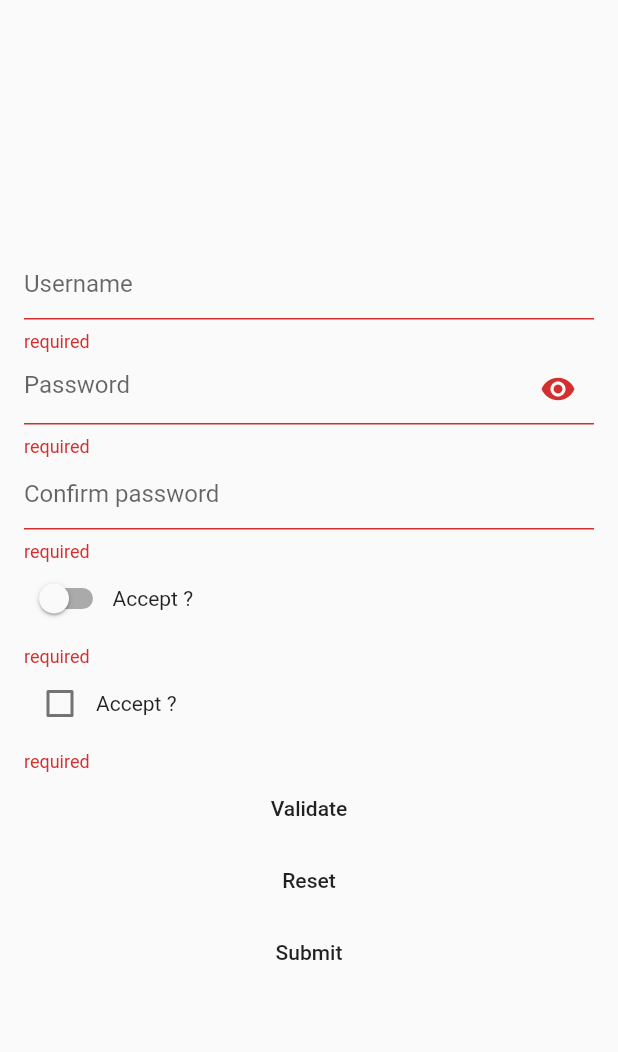
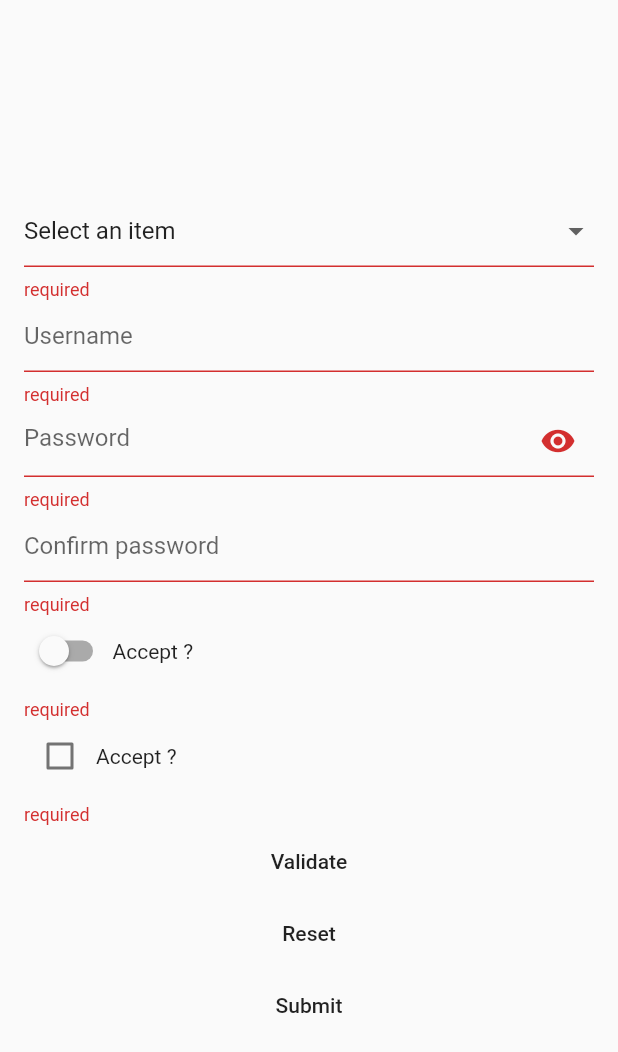
Before and after one commit to Bilik-fr/flutter_floc, a Flutter app: the screen it shows after launch, after a tap on "Validate", on a phone screen of 412 x 824 dp. Shown: the top 1052 px of the screen. Run offline on Flutter 3.47's test engine with Material 2 defaults, Android fonts, the phone set to English and light mode, and no system bars; our stand-ins replace equatable, flutter_bloc; missing offline and left inert: bloc_test.

Commit message:
feat: implementing widget for dropdown selector

```diff
--- a/example/lib/blocs/example_form_bloc.dart
+++ b/example/lib/blocs/example_form_bloc.dart
@@ -3,12 +3,27 @@ import 'package:flutter_floc_example/validator.dart';
 
 class ExampleFormBloc extends FormBloc<String> {
   ExampleFormBloc() {
-    addFields([password, username, confirmPassword, accept, accept2]);
+    addFields([
+      password,
+      username,
+      dropdown,
+      confirmPassword,
+      acceptSwitch,
+      acceptCheckbox
+    ]);
   }
 
   static final username = FormField<String>(
     name: 'username',
     initialValue: '',
+    validators: [
+      FieldValidator(Validator.required),
+    ],
+  );
+
+  static final dropdown = FormField<int?>(
+    name: 'dropdown',
+    initialValue: null,
     validators: [
       FieldValidator(Validator.required),
     ],
@@ -35,7 +50,7 @@ class ExampleFormBloc extends FormBloc<String> {
     ],
   );
 
-  static final accept = FormField<bool>(
+  static final acceptSwitch = FormField<bool>(
     name: 'acceptSwitch',
     initialValue: false,
     validators: [
@@ -43,7 +58,7 @@ class ExampleFormBloc extends FormBloc<String> {
     ],
   );
 
-  static final accept2 = FormField<bool>(
+  static final acceptCheckbox = FormField<bool>(
     name: 'acceptCheckbox',
     initialValue: false,
     validators: [
@@ -53,6 +68,7 @@ class ExampleFormBloc extends FormBloc<String> {
 
   @override
   void onSubmit(fields) async {
+    print('dropdown: ${fields['dropdown']}');
     print('username: ${fields['username']}');
     print('password: ${fields['password']}');
     print('confirmPassword: ${fields['confirmPassword']}');
--- a/example/lib/main.dart
+++ b/example/lib/main.dart
@@ -54,6 +54,19 @@ class ExampleForm extends StatelessWidget {
       child: Column(
         mainAxisAlignment: MainAxisAlignment.center,
         children: <Widget>[
+          DropdownButtonFormFieldBlocBuilder<ExampleFormBloc>(
+              fieldName: 'dropdown',
+              itemsBuilder: (items) {
+                return items
+                    .map((item) => DropdownMenuItem(
+                          child: Text(item != null
+                              ? item.toString()
+                              : 'Select an item'),
+                          value: item,
+                        ))
+                    .toList();
+              },
+              items: [null, 1, 2, 3, 4, 6]),
           TextFieldBlocBuilder<ExampleFormBloc>(
             fieldName: 'username',
             decoration: InputDecoration(hintText: 'Username'),
--- a/lib/flutter_floc.dart
+++ b/lib/flutter_floc.dart
@@ -10,3 +10,4 @@ export 'src/form_bloc_test.dart';
 export 'src/text_field_bloc_builder.dart';
 export 'src/checkbox_field_bloc_builder.dart';
 export 'src/switch_field_bloc_builder.dart';
+export "src/dropdown_button_field_bloc_builder.dart";
--- a/lib/src/blocs/form/form_bloc.dart
+++ b/lib/src/blocs/form/form_bloc.dart
@@ -120,6 +120,7 @@ abstract class FormBloc<Response>
     stateSnapshot.fields.forEach((fieldName, field) {
       field.reset();
     });
+
     emit(stateSnapshot);
   }
 
--- /dev/null
+++ b/lib/src/dropdown_button_field_bloc_builder.dart
@@ -0,0 +1,103 @@
+import 'package:flutter/material.dart';
+import 'package:flutter_bloc/flutter_bloc.dart';
+import 'package:flutter_floc/flutter_floc.dart';
+
+class DropdownButtonFormFieldBlocBuilder<T extends FormBloc>
+    extends StatelessWidget {
+  final String fieldName;
+  final List<Object?> items;
+  final Widget? hint;
+  final InputDecoration? decoration;
+  final List<DropdownMenuItem<Object>> Function(List<Object?>) itemsBuilder;
+  final AlignmentGeometry? alignment;
+  final VoidCallback? onTap;
+  final int elevation = 8;
+  final TextStyle? style;
+  final Widget? icon;
+  final Color? iconDisabledColor;
+  final Color? iconEnabledColor;
+  final double iconSize = 24.0;
+  final bool isDense = true;
+  final bool isExpanded = false;
+  final double? itemHeight;
+  final Color? focusColor;
+  final FocusNode? focusNode;
+  final bool autofocus = false;
+  final Color? dropdownColor;
+  final AutovalidateMode? autovalidateMode;
+  final double? menuMaxHeight;
+  final bool? enableFeedback;
+  final BorderRadius? borderRadius;
+
+  const DropdownButtonFormFieldBlocBuilder({
+    Key? key,
+    required this.fieldName,
+    required this.items,
+    this.hint,
+    this.decoration,
+    required this.itemsBuilder,
+    this.alignment,
+    this.onTap,
+    this.style,
+    this.icon,
+    this.iconDisabledColor,
+    this.iconEnabledColor,
+    this.itemHeight,
+    this.focusColor,
+    this.focusNode,
+    this.dropdownColor,
+    this.autovalidateMode,
+    this.menuMaxHeight,
+    this.enableFeedback,
+    this.borderRadius,
+  }) : super(key: key);
+
+  @override
+  Widget build(BuildContext context) {
+    return BlocBuilder<T, FormBlocState>(
+      buildWhen: (previous, current) =>
+          previous.fields[this.fieldName] != current.fields[this.fieldName],
+      builder: (context, state) {
+        print(items);
+        return DropdownButtonFormField(
+          decoration: _buildDecoration(context, decoration),
+          items: itemsBuilder(items),
+          hint: hint,
+          onChanged: (value) =>
+              context.read<T>().updateField(this.fieldName, value),
+          value: state.fields[this.fieldName]?.value,
+          onTap: onTap,
+          style: style,
+          icon: icon,
+          iconDisabledColor: iconDisabledColor,
+          iconEnabledColor: iconEnabledColor,
+          iconSize: iconSize,
+          isDense: isDense,
+          isExpanded: isExpanded,
+          itemHeight: itemHeight,
+          focusColor: focusColor,
+          focusNode: focusNode,
+          autofocus: autofocus,
+          dropdownColor: dropdownColor,
+          autovalidateMode: autovalidateMode,
+          menuMaxHeight: menuMaxHeight,
+          enableFeedback: enableFeedback,
+          borderRadius: borderRadius,
+        );
+      },
+    );
+  }
+
+  InputDecoration _buildDecoration(
+      BuildContext context, InputDecoration? decoration) {
+    if (decoration != null)
+      return decoration.copyWith(
+        errorText: context.read<T>().fieldError(fieldName),
+      );
+    else {
+      return InputDecoration(
+        errorText: context.read<T>().fieldError(fieldName),
+      );
+    }
+  }
+}
```
Also changed, not shown: example/pubspec.lock, pubspec.lock, 1 other file.
